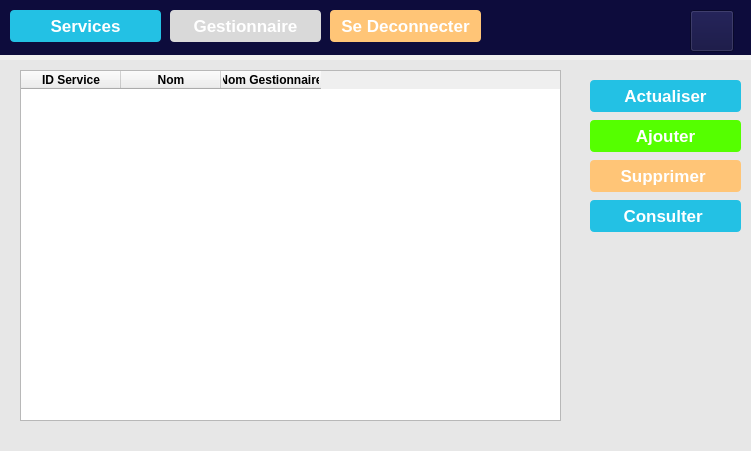
Before: the Qt Designer form gestionnaire.ui in ouahlineomaima/stock-management-app-, drawn with Qt 5.
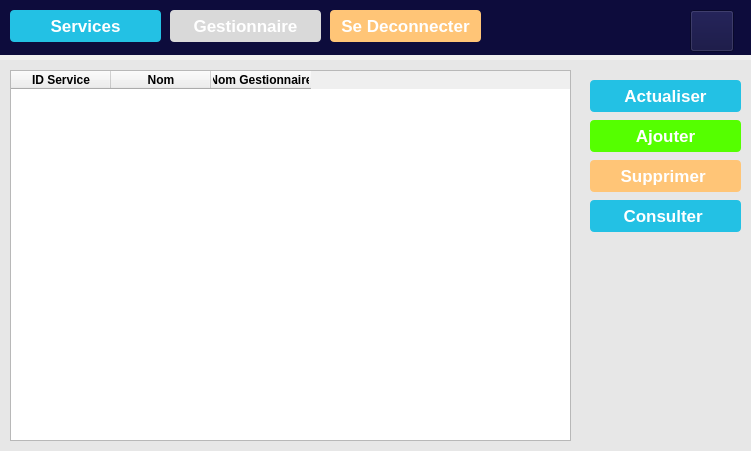
After: the same form once the commit is applied. Icons and pictures are not drawn.

```diff
--- a/gestionnaire.ui
+++ b/gestionnaire.ui
@@ -32,10 +32,10 @@
   <widget class="QTableWidget" name="tableWidget">
    <property name="geometry">
     <rect>
-     <x>20</x>
+     <x>10</x>
      <y>70</y>
-     <width>541</width>
-     <height>351</height>
+     <width>561</width>
+     <height>371</height>
     </rect>
    </property>
    <column>
```
